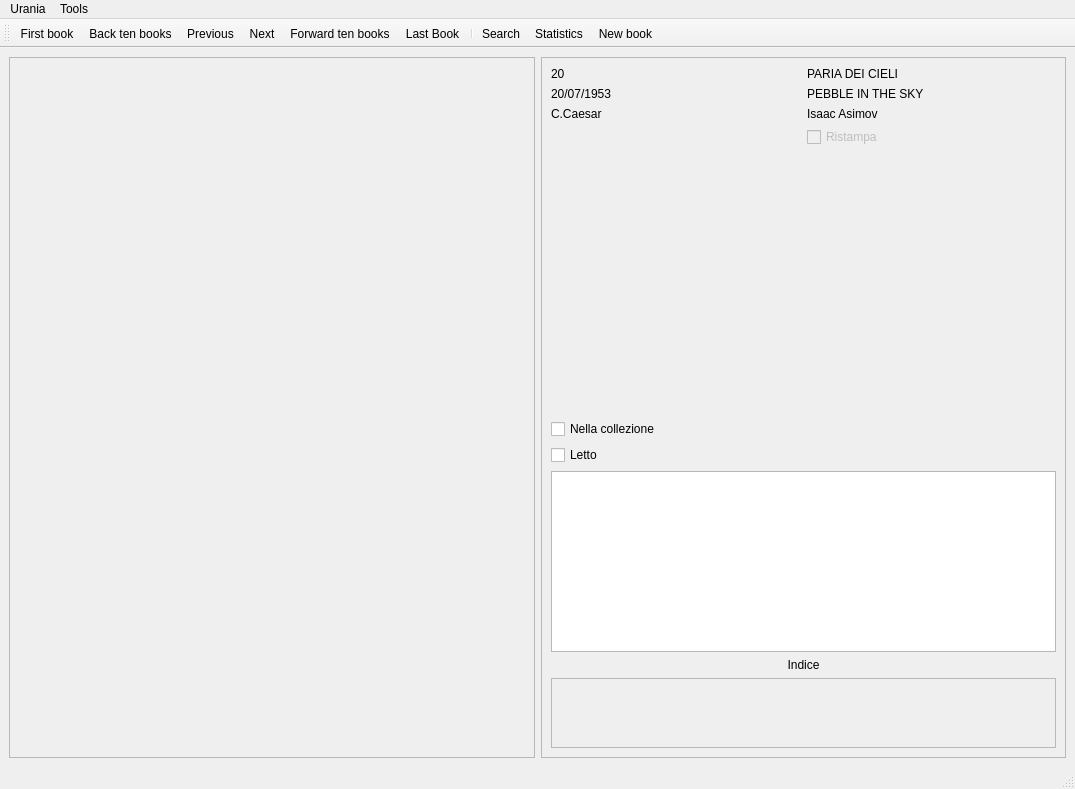
This is ui/MainWindow.ui in giovortu/Urania as Qt 5 draws it before an edit. The edited form follows.
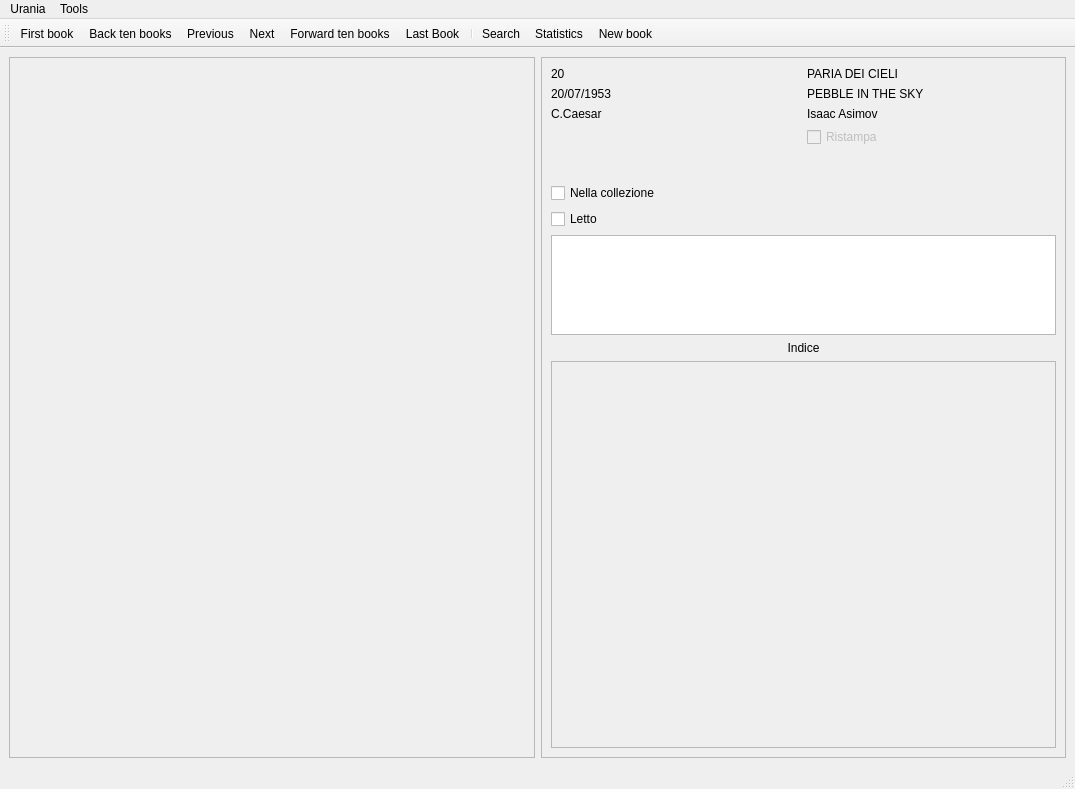
This is the edited form. Icons and pictures are not drawn.

```diff
--- a/ui/MainWindow.ui
+++ b/ui/MainWindow.ui
@@ -116,7 +116,7 @@
             <x>0</x>
             <y>0</y>
             <width>503</width>
-            <height>68</height>
+            <height>347</height>
            </rect>
           </property>
           <layout class="QVBoxLayout" name="verticalLayout">
@@ -195,7 +195,7 @@
            <property name="minimumSize">
             <size>
              <width>0</width>
-             <height>250</height>
+             <height>0</height>
             </size>
            </property>
            <property name="text">
@@ -225,7 +225,20 @@
         </widget>
        </item>
        <item row="7" column="0" colspan="2">
-        <widget class="QTextEdit" name="comment"/>
+        <widget class="QTextEdit" name="comment">
+         <property name="minimumSize">
+          <size>
+           <width>0</width>
+           <height>100</height>
+          </size>
+         </property>
+         <property name="maximumSize">
+          <size>
+           <width>16777215</width>
+           <height>100</height>
+          </size>
+         </property>
+        </widget>
        </item>
        <item row="2" column="1">
         <widget class="QLabel" name="author">
```
